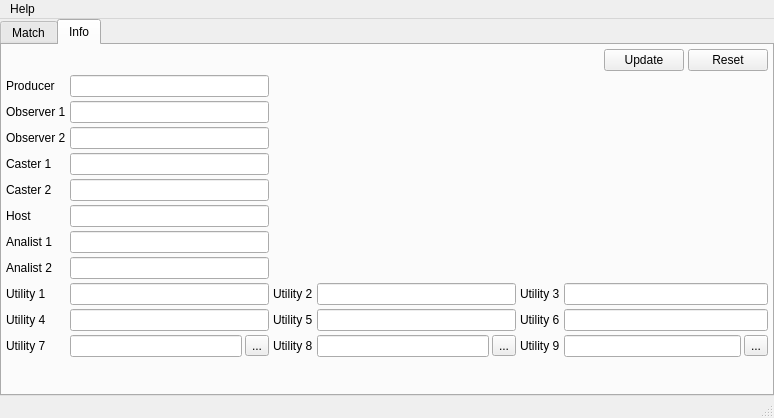
The window that mainwindow.ui (Krutix/ORCs-SBT) describes before a commit, drawn with Qt 5.
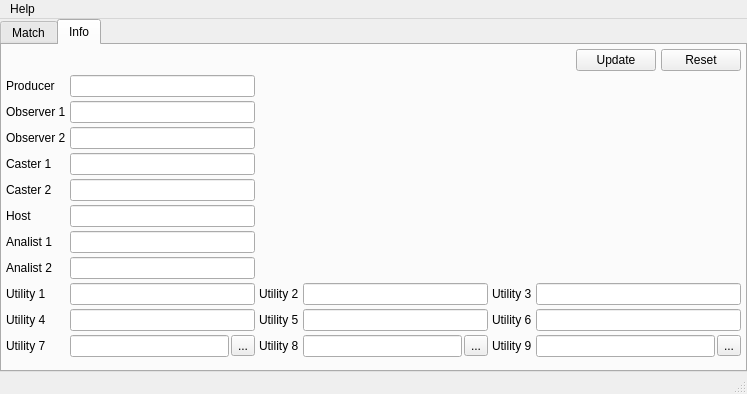
The same window after the commit. The open tabs and pages were chosen to show the change.

What changed in the file:
```diff
--- a/mainwindow.ui
+++ b/mainwindow.ui
@@ -6,8 +6,8 @@
    <rect>
     <x>0</x>
     <y>0</y>
-    <width>774</width>
-    <height>418</height>
+    <width>747</width>
+    <height>394</height>
    </rect>
   </property>
   <property name="windowTitle">
@@ -758,6 +758,9 @@
         </property>
         <item>
          <layout class="QGridLayout" name="gridLayout_7">
+          <property name="spacing">
+           <number>4</number>
+          </property>
           <item row="10" column="4">
            <widget class="QLabel" name="label_utility6">
             <property name="text">
@@ -791,6 +794,9 @@
           </item>
           <item row="0" column="5">
            <layout class="QHBoxLayout" name="horizontalLayout_23">
+            <property name="spacing">
+             <number>5</number>
+            </property>
             <item>
              <spacer name="verticalSpacer_19">
               <property name="orientation">
@@ -868,7 +874,7 @@
           <item row="11" column="5">
            <layout class="QHBoxLayout" name="horizontalLayout_4">
             <property name="spacing">
-             <number>3</number>
+             <number>2</number>
             </property>
             <item>
              <widget class="QLineEdit" name="lineEdit_utility9"/>
@@ -885,7 +891,7 @@
           <item row="11" column="1">
            <layout class="QHBoxLayout" name="horizontalLayout_25">
             <property name="spacing">
-             <number>3</number>
+             <number>2</number>
             </property>
             <item>
              <widget class="QLineEdit" name="lineEdit_utility7"/>
@@ -902,7 +908,7 @@
           <item row="11" column="3">
            <layout class="QHBoxLayout" name="horizontalLayout_24">
             <property name="spacing">
-             <number>3</number>
+             <number>2</number>
             </property>
             <item>
              <widget class="QLineEdit" name="lineEdit_utility8"/>
@@ -1068,7 +1074,7 @@
     <rect>
      <x>0</x>
      <y>0</y>
-     <width>774</width>
+     <width>747</width>
      <height>18</height>
     </rect>
    </property>
```
